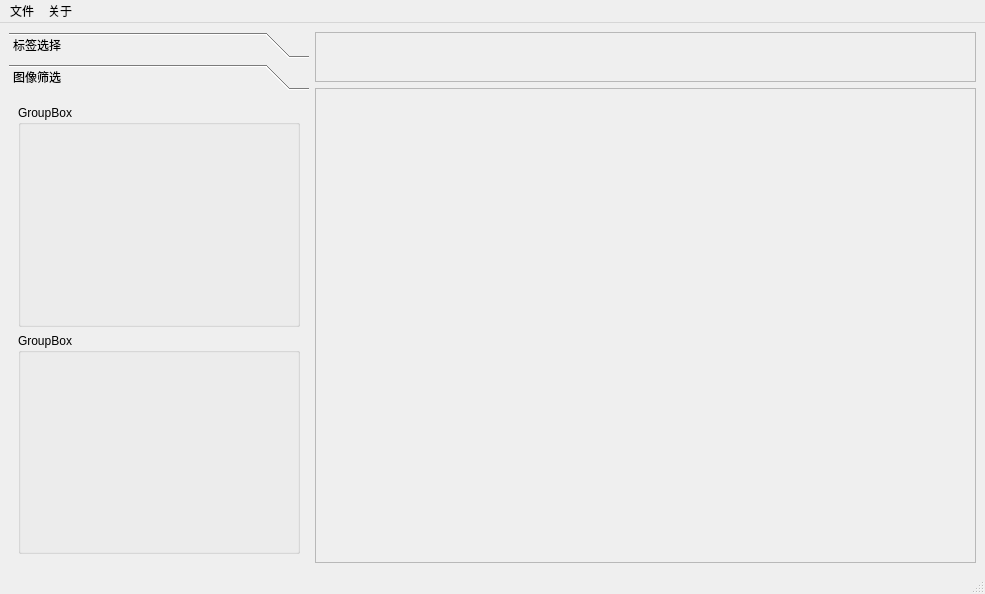
This is ui/picture_manager.ui in djasoid/pixiv_pictures_manager as Qt 5 draws it before an edit. The edited form follows.
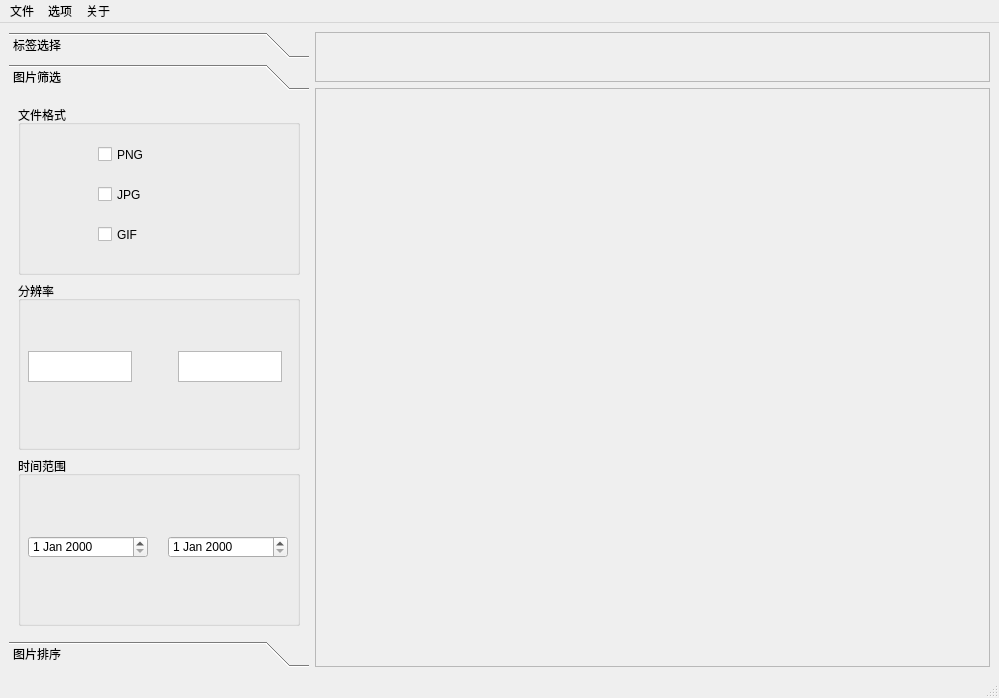
This is the edited form. The open tabs and pages were chosen to show the change.

Commit message: add picture manager view and controller

Diff of the .ui file:
```diff
--- a/ui/picture_manager.ui
+++ b/ui/picture_manager.ui
@@ -9,8 +9,8 @@
    <rect>
     <x>0</x>
     <y>0</y>
-    <width>985</width>
-    <height>594</height>
+    <width>999</width>
+    <height>698</height>
    </rect>
   </property>
   <property name="windowTitle">
@@ -168,25 +168,207 @@
          <x>0</x>
          <y>0</y>
          <width>300</width>
-         <height>499</height>
+         <height>541</height>
         </rect>
        </property>
        <attribute name="label">
-        <string>图像筛选</string>
+        <string>图片筛选</string>
        </attribute>
        <layout class="QVBoxLayout" name="verticalLayout_5">
         <item>
          <widget class="QGroupBox" name="groupBox">
           <property name="title">
-           <string>GroupBox</string>
+           <string>文件格式</string>
           </property>
+          <widget class="QCheckBox" name="checkBox">
+           <property name="geometry">
+            <rect>
+             <x>80</x>
+             <y>40</y>
+             <width>78</width>
+             <height>19</height>
+            </rect>
+           </property>
+           <property name="text">
+            <string>PNG</string>
+           </property>
+          </widget>
+          <widget class="QCheckBox" name="checkBox_2">
+           <property name="geometry">
+            <rect>
+             <x>80</x>
+             <y>80</y>
+             <width>78</width>
+             <height>19</height>
+            </rect>
+           </property>
+           <property name="text">
+            <string>JPG</string>
+           </property>
+          </widget>
+          <widget class="QCheckBox" name="checkBox_3">
+           <property name="geometry">
+            <rect>
+             <x>80</x>
+             <y>120</y>
+             <width>78</width>
+             <height>19</height>
+            </rect>
+           </property>
+           <property name="text">
+            <string>GIF</string>
+           </property>
+          </widget>
          </widget>
         </item>
         <item>
          <widget class="QGroupBox" name="groupBox_2">
           <property name="title">
-           <string>GroupBox</string>
+           <string>分辨率</string>
           </property>
+          <widget class="QPlainTextEdit" name="resolutionWidthEdit">
+           <property name="geometry">
+            <rect>
+             <x>10</x>
+             <y>70</y>
+             <width>104</width>
+             <height>31</height>
+            </rect>
+           </property>
+          </widget>
+          <widget class="QPlainTextEdit" name="resolutionHightEdit">
+           <property name="geometry">
+            <rect>
+             <x>160</x>
+             <y>70</y>
+             <width>104</width>
+             <height>31</height>
+            </rect>
+           </property>
+          </widget>
+         </widget>
+        </item>
+        <item>
+         <widget class="QGroupBox" name="timeGroupBox">
+          <property name="title">
+           <string>时间范围</string>
+          </property>
+          <widget class="QDateEdit" name="minDateEdit">
+           <property name="geometry">
+            <rect>
+             <x>10</x>
+             <y>80</y>
+             <width>120</width>
+             <height>22</height>
+            </rect>
+           </property>
+          </widget>
+          <widget class="QDateEdit" name="maxDateEdit">
+           <property name="geometry">
+            <rect>
+             <x>150</x>
+             <y>80</y>
+             <width>120</width>
+             <height>22</height>
+            </rect>
+           </property>
+          </widget>
+         </widget>
+        </item>
+       </layout>
+      </widget>
+      <widget class="QWidget" name="imageSorter">
+       <property name="geometry">
+        <rect>
+         <x>0</x>
+         <y>0</y>
+         <width>300</width>
+         <height>541</height>
+        </rect>
+       </property>
+       <attribute name="label">
+        <string>图片排序</string>
+       </attribute>
+       <layout class="QVBoxLayout" name="verticalLayout_6" stretch="1,2">
+        <item>
+         <widget class="QGroupBox" name="ratioGroupBox">
+          <property name="title">
+           <string>宽高比</string>
+          </property>
+          <widget class="QSlider" name="horizontalSlider">
+           <property name="geometry">
+            <rect>
+             <x>60</x>
+             <y>30</y>
+             <width>160</width>
+             <height>16</height>
+            </rect>
+           </property>
+           <property name="toolTipDuration">
+            <number>2</number>
+           </property>
+           <property name="minimum">
+            <number>-100</number>
+           </property>
+           <property name="maximum">
+            <number>100</number>
+           </property>
+           <property name="value">
+            <number>0</number>
+           </property>
+           <property name="sliderPosition">
+            <number>0</number>
+           </property>
+           <property name="orientation">
+            <enum>Qt::Orientation::Horizontal</enum>
+           </property>
+           <property name="invertedAppearance">
+            <bool>false</bool>
+           </property>
+           <property name="invertedControls">
+            <bool>false</bool>
+           </property>
+           <property name="tickPosition">
+            <enum>QSlider::TickPosition::NoTicks</enum>
+           </property>
+          </widget>
+          <widget class="QPlainTextEdit" name="plainTextEdit_3">
+           <property name="geometry">
+            <rect>
+             <x>20</x>
+             <y>90</y>
+             <width>101</width>
+             <height>41</height>
+            </rect>
+           </property>
+          </widget>
+          <widget class="QPlainTextEdit" name="plainTextEdit_4">
+           <property name="geometry">
+            <rect>
+             <x>160</x>
+             <y>90</y>
+             <width>101</width>
+             <height>41</height>
+            </rect>
+           </property>
+          </widget>
+         </widget>
+        </item>
+        <item>
+         <widget class="QGroupBox" name="priorityGroupBox">
+          <property name="title">
+           <string>排序优先级</string>
+          </property>
+          <widget class="QListWidget" name="listWidget">
+           <property name="geometry">
+            <rect>
+             <x>30</x>
+             <y>30</y>
+             <width>221</width>
+             <height>291</height>
+            </rect>
+           </property>
+          </widget>
          </widget>
         </item>
        </layout>
@@ -235,8 +417,8 @@
           <rect>
            <x>0</x>
            <y>0</y>
-           <width>657</width>
-           <height>464</height>
+           <width>671</width>
+           <height>568</height>
           </rect>
          </property>
          <layout class="QHBoxLayout" name="horizontalLayout_3">
@@ -257,7 +439,7 @@
     <rect>
      <x>0</x>
      <y>0</y>
-     <width>985</width>
+     <width>999</width>
      <height>33</height>
     </rect>
    </property>
@@ -271,7 +453,13 @@
      <string>关于</string>
     </property>
    </widget>
+   <widget class="QMenu" name="menu_3">
+    <property name="title">
+     <string>选项</string>
+    </property>
+   </widget>
    <addaction name="menu"/>
+   <addaction name="menu_3"/>
    <addaction name="menu_2"/>
   </widget>
  </widget>
```
Left out of the diff: 10 changed lines with no effect on the pictures. The commit also changes 8 other files.
